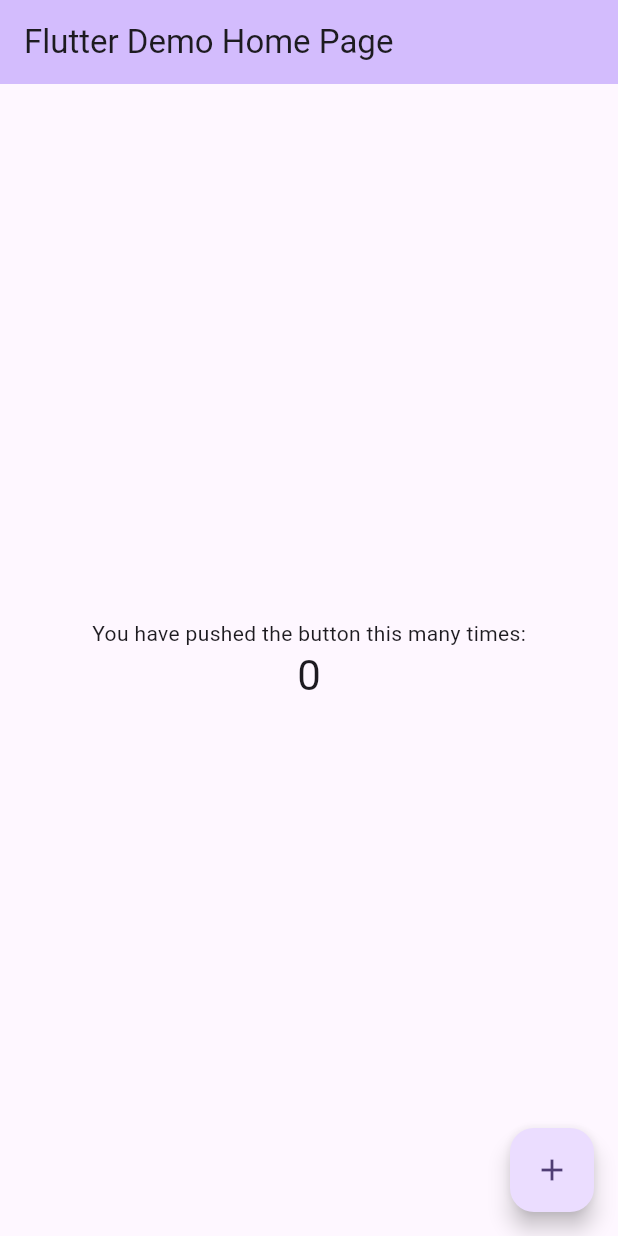
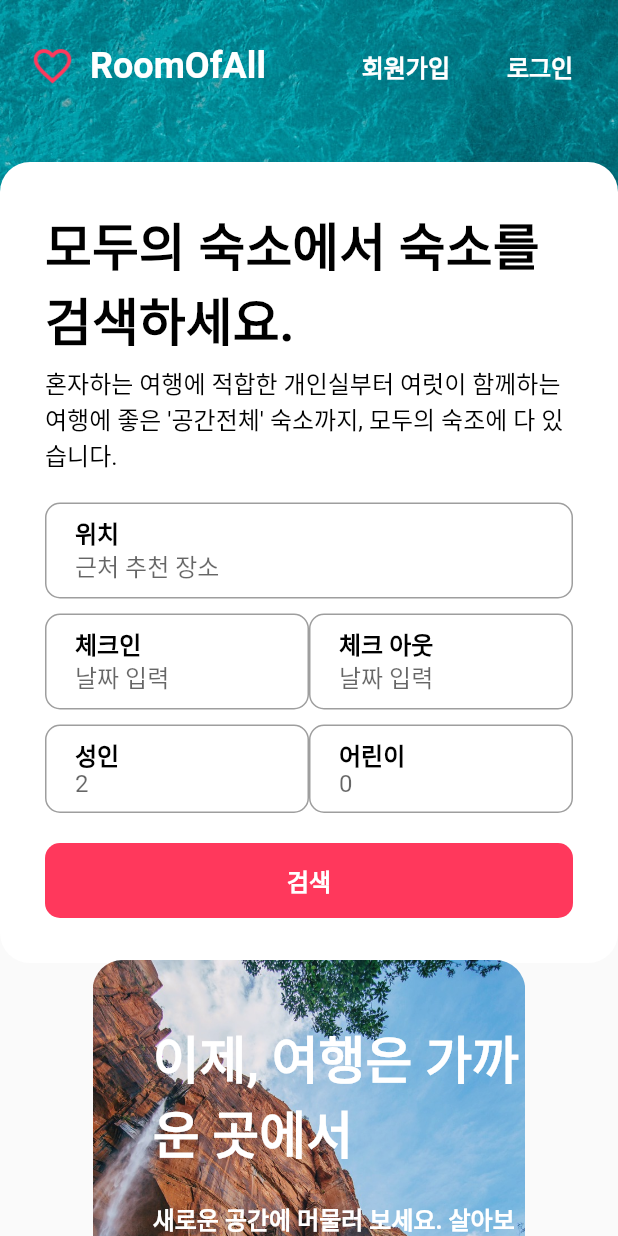
Before and after one commit to unjoo31/flutter-airbnb-app, a Flutter app: the screen it shows after launch, on a phone screen of 412 x 824 dp. Run offline on Flutter 3.47's test engine with Material 2 defaults, Android fonts, the phone set to English and light mode, and no system bars.

Commit message:
git commit "개발완료"

```diff
--- a/lib/components/common/common_form_field.dart
+++ b/lib/components/common/common_form_field.dart
@@ -0,0 +1,42 @@
+import 'package:airbnb_app/styles.dart';
+import 'package:flutter/material.dart';
+
+class CommonFormField extends StatelessWidget {
+  final prefixText;
+  final hintText;
+
+  const CommonFormField({required this.prefixText, required this.hintText});
+
+  @override
+  Widget build(BuildContext context) {
+    return Stack(
+      children: [
+        TextFormField(
+          textAlignVertical: TextAlignVertical.bottom,
+          decoration: InputDecoration(
+            contentPadding: EdgeInsets.only(top: 30, left: 20, bottom: 10),
+            hintText: hintText,
+            border: OutlineInputBorder(
+              borderRadius: BorderRadius.circular(10),
+            ),
+            focusedBorder: OutlineInputBorder(
+              borderRadius: BorderRadius.circular(10),
+              borderSide: BorderSide(
+                color: Colors.black,
+                width: 2,
+              ),
+            ),
+          ),
+        ),
+        Positioned(
+          top: 8,
+          left: 20,
+          child: Text(
+            prefixText,
+            style: overLine(),
+          ),
+        ),
+      ],
+    );
+  }
+}
--- a/lib/components/home/home_body.dart
+++ b/lib/components/home/home_body.dart
@@ -0,0 +1,23 @@
+import 'package:airbnb_app/components/home/home_body_banner.dart';
+import 'package:airbnb_app/components/home/home_body_popular.dart';
+import 'package:airbnb_app/size.dart';
+import 'package:flutter/material.dart';
+
+class HomeBody extends StatelessWidget {
+  @override
+  Widget build(BuildContext context) {
+    double bodyWidth = getBodyWidth(context);
+
+    return Align(
+      child: SizedBox(
+        width: bodyWidth,
+        child: Column(
+          children: [
+            HomeBodyBanner(),
+            HomeBodyPopular(),
+          ],
+        ),
+      ),
+    );
+  }
+}
--- a/lib/components/home/home_body_banner.dart
+++ b/lib/components/home/home_body_banner.dart
@@ -0,0 +1,78 @@
+import 'package:airbnb_app/size.dart';
+import 'package:airbnb_app/styles.dart';
+import 'package:flutter/material.dart';
+
+class HomeBodyBanner extends StatelessWidget {
+  @override
+  Widget build(BuildContext context) {
+    return Padding(
+      padding: const EdgeInsets.only(top: gap_m),
+      child: Stack(
+        children: [
+          _buildBannerImage(),
+          _buildBannerCaption(),
+        ],
+      ),
+    );
+  }
+
+  Widget _buildBannerImage() {
+    return ClipRRect(
+      borderRadius: BorderRadius.circular(20),
+      child: Image.asset(
+        "assets/banner.jpg",
+        fit: BoxFit.cover,
+        width: double.infinity,
+        height: 320,
+      ),
+    );
+  }
+
+  Widget _buildBannerCaption() {
+    return Positioned(
+        top: 40,
+        left: 40,
+        child: Column(
+          crossAxisAlignment: CrossAxisAlignment.start,
+          children: [
+            Container(
+              constraints: BoxConstraints(
+                maxWidth: 250,
+              ),
+              child: Text(
+                "이제, 여행은 가까운 곳에서",
+                style: h4(mColor: Colors.white),
+              ),
+            ),
+            SizedBox(height: gap_m),
+            Container(
+              constraints: BoxConstraints(
+                maxWidth: 250,
+              ),
+              child: Text(
+                "새로운 공간에 머물러 보세요. 살아보기, 출장, 여행 등 다양한 목적에 맞는 숙소를 찾아보세요.",
+                style: subtitle1(mColor: Colors.white),
+              ),
+            ),
+            SizedBox(height: gap_m),
+            SizedBox(
+              height: 35,
+              width: 170,
+              child: TextButton(
+                style: TextButton.styleFrom(
+                  backgroundColor: Colors.white,
+                  shape: RoundedRectangleBorder(
+                    borderRadius: BorderRadius.circular(5),
+                  ),
+                ),
+                onPressed: () {},
+                child: Text(
+                  "가까운 여행지 둘러보기",
+                  style: subtitle2(),
+                ),
+              ),
+            )
+          ],
+        ));
+  }
+}
--- a/lib/components/home/home_body_popular.dart
+++ b/lib/components/home/home_body_popular.dart
@@ -0,0 +1,48 @@
+import 'package:airbnb_app/components/home/home_body_popular_item.dart';
+import 'package:airbnb_app/size.dart';
+import 'package:airbnb_app/styles.dart';
+import 'package:flutter/material.dart';
+
+class HomeBodyPopular extends StatelessWidget {
+  @override
+  Widget build(BuildContext context) {
+    return Padding(
+      padding: const EdgeInsets.only(top: gap_m),
+      child: Column(
+        crossAxisAlignment: CrossAxisAlignment.start,
+        children: [
+          _buildPopularTitle(),
+          _buildPopularList(),
+        ],
+      ),
+    );
+  }
+
+  Widget _buildPopularTitle() {
+    return Column(
+      children: [
+        Text(
+          "한국 숙소에 집적 다녀간 게스트의 후기",
+          style: h5(),
+        ),
+        Text(
+          "rptmxm gnrl 2,500,000개 이상, 평균 평점 4.7점(5점 만점)",
+          style: body1(),
+        ),
+        SizedBox(height: gap_m),
+      ],
+    );
+  }
+
+  Widget _buildPopularList() {
+    return Wrap(
+      children: [
+        HomeBodyPopularItem(id: 0),
+        SizedBox(width: 7.5),
+        HomeBodyPopularItem(id: 1),
+        SizedBox(width: 7.5),
+        HomeBodyPopularItem(id: 2),
+      ],
+    );
+  }
+}
--- a/lib/components/home/home_body_popular_item.dart
+++ b/lib/components/home/home_body_popular_item.dart
@@ -0,0 +1,105 @@
+import 'package:airbnb_app/constants.dart';
+import 'package:airbnb_app/size.dart';
+import 'package:airbnb_app/styles.dart';
+import 'package:flutter/material.dart';
+
+class HomeBodyPopularItem extends StatelessWidget {
+  final id;
+  final popularList = [
+    "p1.jpeg",
+    "p2.jpeg",
+    "p3.jpeg",
+  ];
+
+  HomeBodyPopularItem({required this.id});
+
+  @override
+  Widget build(BuildContext context) {
+    double popularItemWidth = getBodyWidth(context) / 3 - 5;
+
+    return Padding(
+      padding: const EdgeInsets.only(bottom: gap_xl),
+      child: Container(
+        constraints: BoxConstraints(
+          minWidth: 320,
+        ),
+        child: SizedBox(
+          width: popularItemWidth,
+          child: Column(
+            children: [
+              _buildPopularItemImage(),
+              _buildPopularItemStar(),
+              _buildPopularItemComment(),
+              _buildPopularItemUserInfo(),
+            ],
+          ),
+        ),
+      ),
+    );
+  }
+
+  Widget _buildPopularItemImage() {
+    return Column(
+      children: [
+        ClipRRect(
+          borderRadius: BorderRadius.circular(10),
+          child: Image.asset(
+            "assets/${popularList[id]}",
+            fit: BoxFit.cover,
+          ),
+        ),
+        SizedBox(height: gap_s),
+      ],
+    );
+  }
+
+  Widget _buildPopularItemStar() {
+    return Column(
+      children: [
+        Row(
+          children: [
+            Icon(Icons.star, color: kAccentColor),
+            Icon(Icons.star, color: kAccentColor),
+            Icon(Icons.star, color: kAccentColor),
+            Icon(Icons.star, color: kAccentColor),
+            Icon(Icons.star, color: kAccentColor),
+          ],
+        ),
+        SizedBox(height: gap_s),
+      ],
+    );
+  }
+
+  Widget _buildPopularItemComment() {
+    return Column(
+      children: [
+        Text(
+          "깔끔하고 다 갖춰져있어서 좋았어요. 위치도 완전 좋아용 다들 여기 살고 싶다구 ㅋㅋㅋㅋ 화장실도 3개에요!! 5명이서 씻는것도 전혀 불편함없이 좋았어요^^ 이불도 포근하고 좋습니다.",
+          style: body1(),
+          overflow: TextOverflow.ellipsis,
+        ),
+        SizedBox(height: gap_s),
+      ],
+    );
+  }
+
+  Widget _buildPopularItemUserInfo() {
+    return Row(
+      children: [
+        CircleAvatar(
+          backgroundImage: AssetImage("assets/p1.jpeg"),
+        ),
+        SizedBox(width: gap_s),
+        Column(
+          children: [
+            Text(
+              "데어",
+              style: subtitle1(),
+            ),
+            Text("한국"),
+          ],
+        ),
+      ],
+    );
+  }
+}
--- a/lib/components/home/home_header.dart
+++ b/lib/components/home/home_header.dart
@@ -0,0 +1,28 @@
+import 'package:airbnb_app/components/home/home_header_appbar.dart';
+import 'package:airbnb_app/components/home/home_header_form.dart';
+import 'package:airbnb_app/size.dart';
+import 'package:flutter/material.dart';
+
+class HomeHeader extends StatelessWidget {
+  @override
+  Widget build(BuildContext context) {
+    return SizedBox(
+      width: double.infinity,
+      height: header_height,
+      child: Container(
+        decoration: BoxDecoration(
+          image: DecorationImage(
+            image: AssetImage("assets/background.jpeg"),
+            fit: BoxFit.cover,
+          ),
+        ),
+        child: Column(
+          children: [
+            HomeHeaderAppBar(),
+            HomeHeaderForm(),
+          ],
+        ),
+      ),
+    );
+  }
+}
--- a/lib/components/home/home_header_appbar.dart
+++ b/lib/components/home/home_header_appbar.dart
@@ -0,0 +1,47 @@
+import 'package:airbnb_app/constants.dart';
+import 'package:airbnb_app/size.dart';
+import 'package:airbnb_app/styles.dart';
+import 'package:flutter/material.dart';
+
+class HomeHeaderAppBar extends StatelessWidget {
+  @override
+  Widget build(BuildContext context) {
+    return Padding(
+      padding: const EdgeInsets.all(gap_m),
+      child: Row(
+        children: [
+          _buildAppBarLogo(),
+          Spacer(),
+          _buildAppBarMenu(),
+        ],
+      ),
+    );
+  }
+
+  Widget _buildAppBarLogo() {
+    return Row(
+      children: [
+        Image.asset("assets/logo.png",
+            width: 30, height: 30, color: kAccentColor),
+        SizedBox(width: gap_s),
+        Text("RoomOfAll", style: h5(mColor: Colors.white)),
+      ],
+    );
+  }
+
+  Widget _buildAppBarMenu() {
+    return Row(
+      children: [
+        TextButton(
+          onPressed: () {},
+          child: Text("회원가입", style: subtitle1(mColor: Colors.white)),
+        ),
+        SizedBox(width: gap_m),
+        TextButton(
+          onPressed: () {},
+          child: Text("로그인", style: subtitle1(mColor: Colors.white)),
+        ),
+      ],
+    );
+  }
+}
--- a/lib/components/home/home_header_form.dart
+++ b/lib/components/home/home_header_form.dart
@@ -0,0 +1,109 @@
+import 'package:airbnb_app/components/common/common_form_field.dart';
+import 'package:airbnb_app/constants.dart';
+import 'package:airbnb_app/size.dart';
+import 'package:airbnb_app/styles.dart';
+import 'package:flutter/material.dart';
+
+class HomeHeaderForm extends StatelessWidget {
+  @override
+  Widget build(BuildContext context) {
+    double screenWidth = MediaQuery.of(context).size.width;
+    return Padding(
+      padding: const EdgeInsets.only(top: gap_m),
+      child: Align(
+        alignment: screenWidth < 520 ? Alignment(0, 0) : Alignment(-0.6, 0),
+        child: Container(
+          width: 420,
+          decoration: BoxDecoration(
+            color: Colors.white,
+            borderRadius: BorderRadius.circular(20),
+          ),
+          child: Form(
+            child: Padding(
+              padding: const EdgeInsets.all(gap_l),
+              child: Column(
+                children: [
+                  _buildFormTitle(),
+                  _buildFormField(),
+                  _buildFormSubmit(),
+                ],
+              ),
+            ),
+          ),
+        ),
+      ),
+    );
+  }
+
+  Widget _buildFormTitle() {
+    return Column(
+      children: [
+        Text(
+          "모두의 숙소에서 숙소를 검색하세요.",
+          style: h4(),
+        ),
+        SizedBox(height: gap_xs),
+        Text(
+          "혼자하는 여행에 적합한 개인실부터 여럿이 함께하는 여행에 좋은 '공간전체' 숙소까지, 모두의 숙조에 다 있습니다.",
+          style: body1(),
+        ),
+        SizedBox(height: gap_m),
+      ],
+    );
+  }
+
+  Widget _buildFormField() {
+    return Column(
+      children: [
+        CommonFormField(prefixText: "위치", hintText: "근처 추천 장소"),
+        SizedBox(height: gap_s),
+        Row(
+          children: [
+            Expanded(
+              child: CommonFormField(prefixText: "체크인", hintText: "날짜 입력"),
+            ),
+            Expanded(
+              child: CommonFormField(prefixText: "체크 아웃", hintText: "날짜 입력"),
+            ),
+          ],
+        ),
+        SizedBox(height: gap_s),
+        Row(
+          children: [
+            Expanded(
+              child: CommonFormField(prefixText: "성인", hintText: "2"),
+            ),
+            Expanded(
+              child: CommonFormField(prefixText: "어린이", hintText: "0"),
+            ),
+          ],
+        ),
+        SizedBox(height: gap_m),
+      ],
+    );
+  }
+
+  Widget _buildFormSubmit() {
+    return SizedBox(
+      width: double.infinity,
+      height: 50,
+      child: TextButton(
+        style: TextButton.styleFrom(
+          backgroundColor: kAccentColor,
+          shape: RoundedRectangleBorder(
+            borderRadius: BorderRadius.circular(10),
+          ),
+        ),
+        onPressed: () {
+          print("서브밋 클릭됨");
+        },
+        child: Text(
+          "검색",
+          style: subtitle1(
+            mColor: Colors.white,
+          ),
+        ),
+      ),
+    );
+  }
+}
--- a/lib/constants.dart
+++ b/lib/constants.dart
@@ -0,0 +1,3 @@
+import 'package:flutter/material.dart';
+
+const kAccentColor = Color(0xFFFF385C);
--- a/lib/main.dart
+++ b/lib/main.dart
@@ -1,125 +1,16 @@
+import 'package:airbnb_app/pages/home_page.dart';
 import 'package:flutter/material.dart';
 
 void main() {
-  runApp(const MyApp());
+  runApp(MyApp());
 }
 
 class MyApp extends StatelessWidget {
-  const MyApp({super.key});
-
-  // This widget is the root of your application.
   @override
   Widget build(BuildContext context) {
     return MaterialApp(
-      title: 'Flutter Demo',
-      theme: ThemeData(
-        // This is the theme of your application.
-        //
-        // TRY THIS: Try running your application with "flutter run". You'll see
-        // the application has a blue toolbar. Then, without quitting the app,
-        // try changing the seedColor in the colorScheme below to Colors.green
-        // and then invoke "hot reload" (save your changes or press the "hot
-        // reload" button in a Flutter-supported IDE, or press "r" if you used
-        // the command line to start the app).
-        //
-        // Notice that the counter didn't reset back to zero; the application
-        // state is not lost during the reload. To reset the state, use hot
-        // restart instead.
-        //
-        // This works for code too, not just values: Most code changes can be
-        // tested with just a hot reload.
-        colorScheme: ColorScheme.fromSeed(seedColor: Colors.deepPurple),
-        useMaterial3: true,
-      ),
-      home: const MyHomePage(title: 'Flutter Demo Home Page'),
+      debugShowCheckedModeBanner: false,
+      home: HomePage(),
     );
   }
 }
-
-class MyHomePage extends StatefulWidget {
-  const MyHomePage({super.key, required this.title});
-
-  // This widget is the home page of your application. It is stateful, meaning
-  // that it has a State object (defined below) that contains fields that affect
-  // how it looks.
-
-  // This class is the configuration for the state. It holds the values (in this
-  // case the title) provided by the parent (in this case the App widget) and
-  // used by the build method of the State. Fields in a Widget subclass are
-  // always marked "final".
-
-  final String title;
-
-  @override
-  State<MyHomePage> createState() => _MyHomePageState();
-}
-
-class _MyHomePageState extends State<MyHomePage> {
-  int _counter = 0;
-
-  void _incrementCounter() {
-    setState(() {
-      // This call to setState tells the Flutter framework that something has
-      // changed in this State, which causes it to rerun the build method below
-      // so that the display can reflect the updated values. If we changed
-      // _counter without calling setState(), then the build method would not be
-      // called again, and so nothing would appear to happen.
-      _counter++;
-    });
-  }
-
-  @override
-  Widget build(BuildContext context) {
-    // This method is rerun every time setState is called, for instance as done
-    // by the _incrementCounter method above.
-    //
-    // The Flutter framework has been optimized to make rerunning build methods
-    // fast, so that you can just rebuild anything that needs updating rather
-    // than having to individually change instances of widgets.
-    return Scaffold(
-      appBar: AppBar(
-        // TRY THIS: Try changing the color here to a specific color (to
-        // Colors.amber, perhaps?) and trigger a hot reload to see the AppBar
-        // change color while the other colors stay the same.
-        backgroundColor: Theme.of(context).colorScheme.inversePrimary,
-        // Here we take the value from the MyHomePage object that was created by
-        // the App.build method, and use it to set our appbar title.
-        title: Text(widget.title),
-      ),
-      body: Center(
-        // Center is a layout widget. It takes a single child and positions it
-        // in the middle of the parent.
-        child: Column(
-          // Column is also a layout widget. It takes a list of children and
-          // arranges them vertically. By default, it sizes itself to fit its
-          // children horizontally, and tries to be as tall as its parent.
-          //
-          // Column has various properties to control how it sizes itself and
-          // how it positions its children. Here we use mainAxisAlignment to
-          // center the children vertically; the main axis here is the vertical
-          // axis because Columns are vertical (the cross axis would be
-          // horizontal).
-          //
-          // TRY THIS: Invoke "debug painting" (choose the "Toggle Debug Paint"
-          // action in the IDE, or press "p" in the console), to see the
-          // wireframe for each widget.
-          mainAxisAlignment: MainAxisAlignment.center,
-          children: <Widget>[
-            const Text(
-              'You have pushed the button this many times:',
-            ),
-            Text(
-              '$_counter',
-              style: Theme.of(context).textTheme.headlineMedium,
-            ),
-          ],
-        ),
-      ),
-      floatingActionButton: FloatingActionButton(
-        onPressed: _incrementCounter,
-        tooltip: 'Increment',
-        child: const Icon(Icons.add),
-      ), // This trailing comma makes auto-formatting nicer for build methods.
-    );
-  }
-}
--- a/lib/pages/home_page.dart
+++ b/lib/pages/home_page.dart
@@ -0,0 +1,17 @@
+import 'package:airbnb_app/components/home/home_body.dart';
+import 'package:airbnb_app/components/home/home_header.dart';
+import 'package:flutter/material.dart';
+
+class HomePage extends StatelessWidget {
+  @override
+  Widget build(BuildContext context) {
+    return Scaffold(
+      body: ListView(
+        children: [
+          HomeHeader(),
+          HomeBody(),
+        ],
+      ),
+    );
+  }
+}
--- a/lib/size.dart
+++ b/lib/size.dart
@@ -0,0 +1,14 @@
+import 'package:flutter/material.dart';
+
+const double gap_xl = 40;
+const double gap_l = 30;
+const double gap_m = 20;
+const double gap_s = 10;
+const double gap_xs = 5;
+
+const double header_height = 620;
+
+// MediaQuery 클래스로 화면 사이즈를 받기
+double getBodyWidth(BuildContext context) {
+  return MediaQuery.of(context).size.width * 0.7;
+}
--- a/lib/styles.dart
+++ b/lib/styles.dart
@@ -0,0 +1,25 @@
+import 'package:flutter/material.dart';
+
+TextStyle h4({Color mColor = Colors.black}) {
+  return TextStyle(fontSize: 34, fontWeight: FontWeight.bold, color: mColor);
+}
+
+TextStyle h5({Color mColor = Colors.black}) {
+  return TextStyle(fontSize: 24, fontWeight: FontWeight.bold, color: mColor);
+}
+
+TextStyle subtitle1({Color mColor = Colors.black}) {
+  return TextStyle(fontSize: 16, fontWeight: FontWeight.bold, color: mColor);
+}
+
+TextStyle subtitle2({Color mColor = Colors.black}) {
+  return TextStyle(fontSize: 10, fontWeight: FontWeight.bold, color: mColor);
+}
+
+TextStyle overLine({Color mColor = Colors.black}) {
+  return TextStyle(fontSize: 16, fontWeight: FontWeight.bold, color: mColor);
+}
+
+TextStyle body1({Color mColor = Colors.black}) {
+  return TextStyle(fontSize: 16, color: mColor);
+}
```
